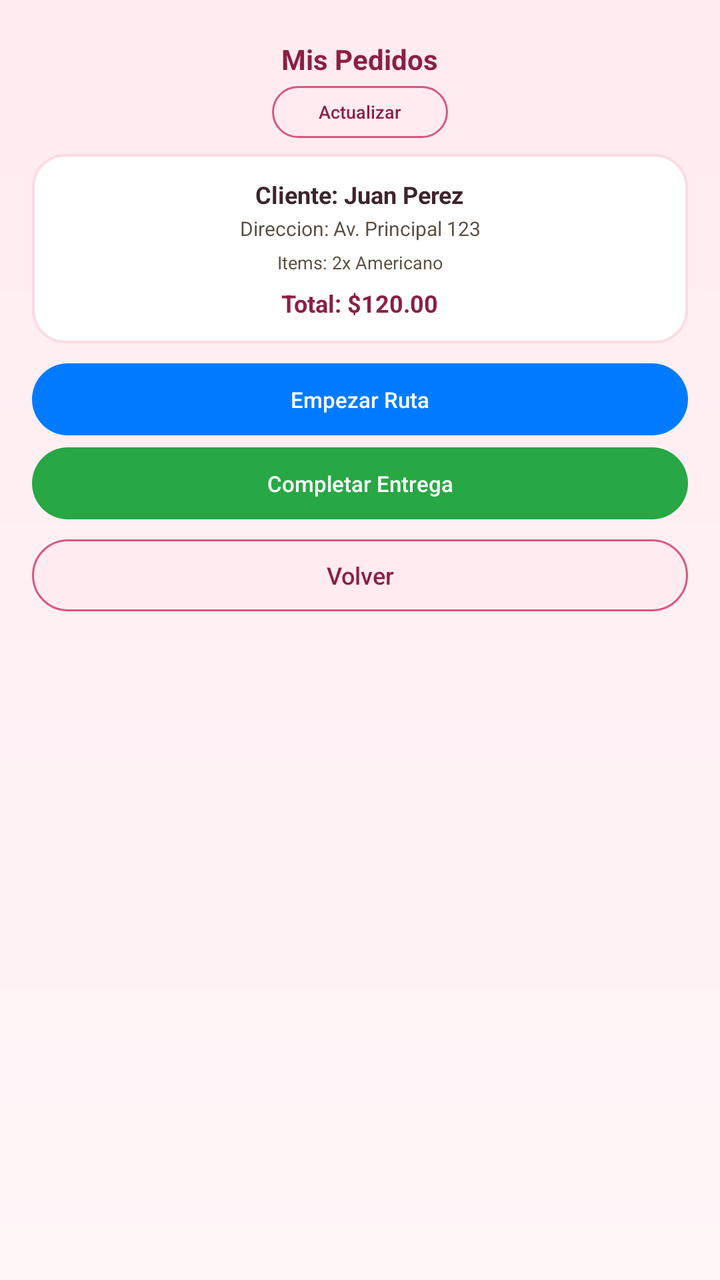
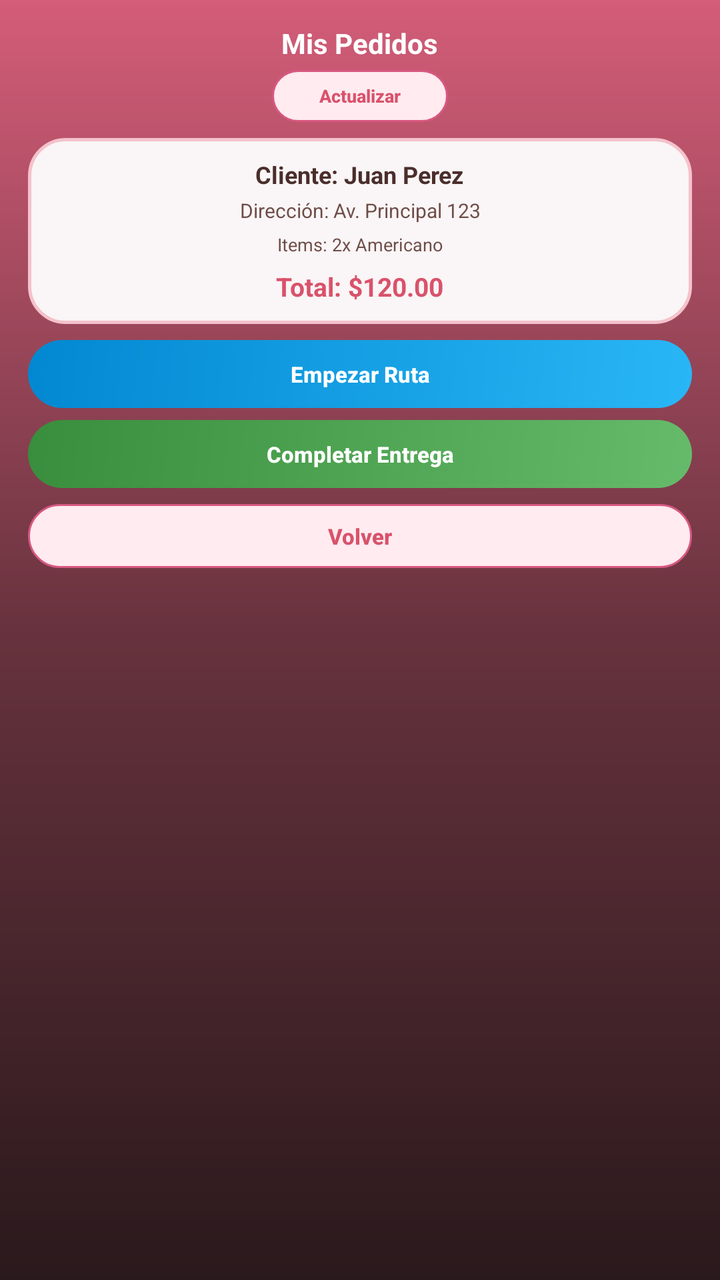

Before-and-after screenshots of an Android layout around one commit, followed by the original layout XML and the change that was made.
<!-- AndroidManifest.xml: application theme Theme.WearCoffee -->
<!-- res/layout/activity_delivery_detail.xml -->
<?xml version="1.0" encoding="utf-8"?>
<ScrollView xmlns:android="http://schemas.android.com/apk/res/android"
    android:layout_width="match_parent"
    android:layout_height="match_parent"
    android:background="@drawable/bg_sakura_gradient"
    android:scrollbars="none"
    android:fillViewport="true">

    <LinearLayout
        android:layout_width="match_parent"
        android:layout_height="wrap_content"
        android:orientation="vertical"
        android:gravity="center_horizontal"
        android:padding="16dp">

        <TextView
            android:layout_width="wrap_content"
            android:layout_height="wrap_content"
            android:text="Mis Pedidos"
            android:textColor="#8C1F45"
            android:textSize="14sp"
            android:textStyle="bold"
            android:layout_marginTop="4dp"
            android:layout_marginBottom="4dp" />

        <Button
            android:id="@+id/btnRefresh"
            android:layout_width="wrap_content"
            android:layout_height="26dp"
            android:background="@drawable/bg_button_secondary"
            android:text="Actualizar"
            android:textColor="#8C1F45"
            android:textSize="9sp"
            android:textAllCaps="false"
            style="?android:attr/borderlessButtonStyle"
            android:layout_marginBottom="8dp"
            android:paddingLeft="10dp"
            android:paddingRight="10dp" />

        
        <TextView
            android:id="@+id/tvEmptyState"
            android:layout_width="wrap_content"
            android:layout_height="wrap_content"
            android:text="No tienes pedidos asignados."
            android:textColor="#9C8E80"
            android:textSize="11sp"
            android:visibility="gone"
            android:layout_marginBottom="12dp" />

        
        <LinearLayout
            android:id="@+id/containerActiveOrder"
            android:layout_width="match_parent"
            android:layout_height="wrap_content"
            android:orientation="vertical"
            android:gravity="center_horizontal"
            android:visibility="visible">

            <LinearLayout
                android:layout_width="match_parent"
                android:layout_height="wrap_content"
                android:orientation="vertical"
                android:background="@drawable/bg_card"
                android:padding="12dp"
                android:gravity="center_horizontal"
                android:layout_marginBottom="10dp">

                <TextView
                    android:id="@+id/tvClientName"
                    android:layout_width="wrap_content"
                    android:layout_height="wrap_content"
                    android:text="Cliente: Juan Perez"
                    android:textColor="#3D252C"
                    android:textSize="12sp"
                    android:textStyle="bold"
                    android:layout_marginBottom="2dp" />

                <TextView
                    android:id="@+id/tvAddress"
                    android:layout_width="wrap_content"
                    android:layout_height="wrap_content"
                    android:text="Direccion: Av. Principal 123"
                    android:textColor="#5C5045"
                    android:textSize="10sp"
                    android:gravity="center"
                    android:layout_marginBottom="4dp" />

                <TextView
                    android:id="@+id/tvItems"
                    android:layout_width="wrap_content"
                    android:layout_height="wrap_content"
                    android:text="Items: 2x Americano"
                    android:textColor="#5C5045"
                    android:textSize="9sp"
                    android:gravity="center"
                    android:layout_marginBottom="6dp" />

                <TextView
                    android:id="@+id/tvTotal"
                    android:layout_width="wrap_content"
                    android:layout_height="wrap_content"
                    android:text="Total: $120.00"
                    android:textColor="#8C1F45"
                    android:textSize="12sp"
                    android:textStyle="bold" />
            </LinearLayout>

            
            <LinearLayout
                android:id="@+id/containerProposalActions"
                android:layout_width="match_parent"
                android:layout_height="wrap_content"
                android:orientation="vertical"
                android:gravity="center_horizontal"
                android:visibility="gone">

                <Button
                    android:id="@+id/btnAcceptOffer"
                    android:layout_width="match_parent"
                    android:layout_height="36dp"
                    android:background="@drawable/bg_button"
                    android:text="Aceptar Pedido"
                    android:textColor="#FFFFFF"
                    android:textSize="11sp"
                    android:textAllCaps="false"
                    style="?android:attr/borderlessButtonStyle"
                    android:layout_marginBottom="6dp" />

                <Button
                    android:id="@+id/btnDeclineOffer"
                    android:layout_width="match_parent"
                    android:layout_height="36dp"
                    android:background="@drawable/bg_button_decline"
                    android:text="Rechazar"
                    android:textColor="#DC3545"
                    android:textSize="11sp"
                    android:textAllCaps="false"
                    style="?android:attr/borderlessButtonStyle"
                    android:layout_marginBottom="8dp" />
            </LinearLayout>

            
            <LinearLayout
                android:id="@+id/containerDeliveryActions"
                android:layout_width="match_parent"
                android:layout_height="wrap_content"
                android:orientation="vertical"
                android:gravity="center_horizontal"
                android:visibility="visible">

                <Button
                    android:id="@+id/btnStartRoute"
                    android:layout_width="match_parent"
                    android:layout_height="36dp"
                    android:background="@drawable/bg_button"
                    android:backgroundTint="#007bff"
                    android:text="Empezar Ruta"
                    android:textColor="#FFFFFF"
                    android:textSize="11sp"
                    android:textAllCaps="false"
                    style="?android:attr/borderlessButtonStyle"
                    android:layout_marginBottom="6dp" />

                <Button
                    android:id="@+id/btnCompleteDelivery"
                    android:layout_width="match_parent"
                    android:layout_height="36dp"
                    android:background="@drawable/bg_button"
                    android:backgroundTint="#28a745"
                    android:text="Completar Entrega"
                    android:textColor="#FFFFFF"
                    android:textSize="11sp"
                    android:textAllCaps="false"
                    style="?android:attr/borderlessButtonStyle"
                    android:layout_marginBottom="10dp" />
            </LinearLayout>

        </LinearLayout>

        <Button
            android:id="@+id/btnBack"
            android:layout_width="match_parent"
            android:layout_height="36dp"
            android:background="@drawable/bg_button_secondary"
            android:text="Volver"
            android:textColor="#8C1F45"
            android:textSize="12sp"
            android:textAllCaps="false"
            style="?android:attr/borderlessButtonStyle" />

    </LinearLayout>
</ScrollView>
<!-- resources referenced by this layout -->
<resources>
  <!-- drawable bg_button (drawable) -->
  <?xml version="1.0" encoding="utf-8"?>
  <ripple xmlns:android="http://schemas.android.com/apk/res/android"
      android:color="#44FFFFFF">
      <item>
          <shape android:shape="rectangle">
              <solid android:color="#D85880" />
              <corners android:radius="24dp" />
          </shape>
      </item>
  </ripple>
  <!-- drawable bg_button_decline (drawable) -->
  <?xml version="1.0" encoding="utf-8"?>
  <ripple xmlns:android="http://schemas.android.com/apk/res/android"
      android:color="#44DC3545">
      <item>
          <shape android:shape="rectangle">
              <solid android:color="#FFF5F5" />
              <stroke android:width="1dp" android:color="#DC3545" />
              <corners android:radius="24dp" />
          </shape>
      </item>
  </ripple>
  <!-- drawable bg_button_secondary (drawable) -->
  <?xml version="1.0" encoding="utf-8"?>
  <ripple xmlns:android="http://schemas.android.com/apk/res/android"
      android:color="#44D85880">
      <item>
          <shape android:shape="rectangle">
              <solid android:color="#FFEBF0" />
              <stroke android:width="1dp" android:color="#D85880" />
              <corners android:radius="24dp" />
          </shape>
      </item>
  </ripple>
  <!-- drawable bg_card (drawable) -->
  <?xml version="1.0" encoding="utf-8"?>
  <shape xmlns:android="http://schemas.android.com/apk/res/android"
      android:shape="rectangle">
      <solid android:color="#FFFFFF" />
      <stroke android:width="1.2dp" android:color="#FADCE3" />
      <corners android:radius="16dp" />
  </shape>
  <!-- drawable bg_sakura_gradient (drawable) -->
  <?xml version="1.0" encoding="utf-8"?>
  <shape xmlns:android="http://schemas.android.com/apk/res/android"
      android:shape="rectangle">
      <gradient
          android:startColor="#FFEBF0"
          android:endColor="#FFF6F8"
          android:angle="270" />
  </shape>
  <style name="Theme.WearCoffee" parent="Theme.AppCompat.NoActionBar">
          
          <item name="colorPrimary">@color/purple_500</item>
          <item name="colorPrimaryVariant">@color/purple_700</item>
          <item name="colorOnPrimary">@color/white</item>
          
          <item name="colorSecondary">@color/teal_200</item>
          <item name="colorSecondaryVariant">@color/teal_700</item>
          <item name="colorOnSecondary">@color/black</item>
          
          <item name="android:statusBarColor">?attr/colorPrimaryVariant</item>
          
      </style>
  <color name="purple_500">#FF6200EE</color>
  <color name="purple_700">#FF3700B3</color>
  <color name="white">#FFFFFFFF</color>
  <color name="teal_200">#FF03DAC5</color>
  <color name="teal_700">#FF018786</color>
  <color name="black">#FF000000</color>
</resources>

<!-- the commit's change to res/layout/activity_delivery_detail.xml (unified diff, before → after) -->
@@ -11,16 +11,19 @@
         android:layout_height="wrap_content"
         android:orientation="vertical"
         android:gravity="center_horizontal"
-        android:padding="16dp">
+        android:paddingLeft="14dp"
+        android:paddingRight="14dp"
+        android:paddingTop="10dp"
+        android:paddingBottom="14dp">
 
         <TextView
             android:layout_width="wrap_content"
             android:layout_height="wrap_content"
             android:text="Mis Pedidos"
-            android:textColor="#8C1F45"
+            android:textColor="#FFFFFF"
             android:textSize="14sp"
             android:textStyle="bold"
-            android:layout_marginTop="4dp"
+            android:layout_marginTop="2dp"
             android:layout_marginBottom="4dp" />
 
         <Button
@@ -29,13 +32,14 @@
             android:layout_height="26dp"
             android:background="@drawable/bg_button_secondary"
             android:text="Actualizar"
-            android:textColor="#8C1F45"
+            android:textColor="#D9526B"
             android:textSize="9sp"
+            android:textStyle="bold"
             android:textAllCaps="false"
             style="?android:attr/borderlessButtonStyle"
             android:layout_marginBottom="8dp"
-            android:paddingLeft="10dp"
-            android:paddingRight="10dp" />
+            android:paddingLeft="12dp"
+            android:paddingRight="12dp" />
 
         
         <TextView
@@ -43,7 +47,7 @@
             android:layout_width="wrap_content"
             android:layout_height="wrap_content"
             android:text="No tienes pedidos asignados."
-            android:textColor="#9C8E80"
+            android:textColor="#F4C2CB"
             android:textSize="11sp"
             android:visibility="gone"
             android:layout_marginBottom="12dp" />
@@ -62,26 +66,26 @@
                 android:layout_height="wrap_content"
                 android:orientation="vertical"
                 android:background="@drawable/bg_card"
-                android:padding="12dp"
+                android:padding="10dp"
                 android:gravity="center_horizontal"
-                android:layout_marginBottom="10dp">
+                android:layout_marginBottom="8dp">
 
                 <TextView
                     android:id="@+id/tvClientName"
                     android:layout_width="wrap_content"
                     android:layout_height="wrap_content"
                     android:text="Cliente: Juan Perez"
-                    android:textColor="#3D252C"
+                    android:textColor="#4A2E2B"
                     android:textSize="12sp"
                     android:textStyle="bold"
-                    android:layout_marginBottom="2dp" />
+                    android:layout_marginBottom="3dp" />
 
                 <TextView
                     android:id="@+id/tvAddress"
                     android:layout_width="wrap_content"
                     android:layout_height="wrap_content"
-                    android:text="Direccion: Av. Principal 123"
-                    android:textColor="#5C5045"
+                    android:text="Dirección: Av. Principal 123"
+                    android:textColor="#6E4D48"
                     android:textSize="10sp"
                     android:gravity="center"
                     android:layout_marginBottom="4dp" />
@@ -91,7 +95,7 @@
                     android:layout_width="wrap_content"
                     android:layout_height="wrap_content"
                     android:text="Items: 2x Americano"
-                    android:textColor="#5C5045"
+                    android:textColor="#6E4D48"
                     android:textSize="9sp"
                     android:gravity="center"
                     android:layout_marginBottom="6dp" />
@@ -101,8 +105,8 @@
                     android:layout_width="wrap_content"
                     android:layout_height="wrap_content"
                     android:text="Total: $120.00"
-                    android:textColor="#8C1F45"
-                    android:textSize="12sp"
+                    android:textColor="#D9526B"
+                    android:textSize="13sp"
                     android:textStyle="bold" />
             </LinearLayout>
 
@@ -118,11 +122,12 @@
                 <Button
                     android:id="@+id/btnAcceptOffer"
                     android:layout_width="match_parent"
-                    android:layout_height="36dp"
+                    android:layout_height="34dp"
                     android:background="@drawable/bg_button"
                     android:text="Aceptar Pedido"
                     android:textColor="#FFFFFF"
                     android:textSize="11sp"
+                    android:textStyle="bold"
                     android:textAllCaps="false"
                     style="?android:attr/borderlessButtonStyle"
                     android:layout_marginBottom="6dp" />
@@ -130,11 +135,12 @@
                 <Button
                     android:id="@+id/btnDeclineOffer"
                     android:layout_width="match_parent"
-                    android:layout_height="36dp"
+                    android:layout_height="34dp"
                     android:background="@drawable/bg_button_decline"
                     android:text="Rechazar"
-                    android:textColor="#DC3545"
-                    android:textSize="11sp"
+                    android:textColor="#D32F2F"
+                    android:textSize="11sp"
+                    android:textStyle="bold"
                     android:textAllCaps="false"
                     style="?android:attr/borderlessButtonStyle"
                     android:layout_marginBottom="8dp" />
@@ -152,12 +158,12 @@
                 <Button
                     android:id="@+id/btnStartRoute"
                     android:layout_width="match_parent"
-                    android:layout_height="36dp"
-                    android:background="@drawable/bg_button"
-                    android:backgroundTint="#007bff"
+                    android:layout_height="34dp"
+                    android:background="@drawable/bg_button_start_route"
                     android:text="Empezar Ruta"
                     android:textColor="#FFFFFF"
                     android:textSize="11sp"
+                    android:textStyle="bold"
                     android:textAllCaps="false"
                     style="?android:attr/borderlessButtonStyle"
                     android:layout_marginBottom="6dp" />
@@ -165,15 +171,15 @@
                 <Button
                     android:id="@+id/btnCompleteDelivery"
                     android:layout_width="match_parent"
-                    android:layout_height="36dp"
-                    android:background="@drawable/bg_button"
-                    android:backgroundTint="#28a745"
+                    android:layout_height="34dp"
+                    android:background="@drawable/bg_button_complete"
                     android:text="Completar Entrega"
                     android:textColor="#FFFFFF"
                     android:textSize="11sp"
-                    android:textAllCaps="false"
-                    style="?android:attr/borderlessButtonStyle"
-                    android:layout_marginBottom="10dp" />
+                    android:textStyle="bold"
+                    android:textAllCaps="false"
+                    style="?android:attr/borderlessButtonStyle"
+                    android:layout_marginBottom="8dp" />
             </LinearLayout>
 
         </LinearLayout>
@@ -181,11 +187,12 @@
         <Button
             android:id="@+id/btnBack"
             android:layout_width="match_parent"
-            android:layout_height="36dp"
+            android:layout_height="32dp"
             android:background="@drawable/bg_button_secondary"
             android:text="Volver"
-            android:textColor="#8C1F45"
-            android:textSize="12sp"
+            android:textColor="#D9526B"
+            android:textSize="11sp"
+            android:textStyle="bold"
             android:textAllCaps="false"
             style="?android:attr/borderlessButtonStyle" />
 
<!-- resource entries referenced after the edit -->
@@ -3,10 +3,27 @@
   <!-- drawable bg_button (drawable) -->
   <?xml version="1.0" encoding="utf-8"?>
   <ripple xmlns:android="http://schemas.android.com/apk/res/android"
-      android:color="#44FFFFFF">
+      android:color="#33FFFFFF">
       <item>
           <shape android:shape="rectangle">
-              <solid android:color="#D85880" />
+              <gradient
+                  android:startColor="#E66B85"
+                  android:endColor="#D9526B"
+                  android:angle="135" />
+              <corners android:radius="24dp" />
+          </shape>
+      </item>
+  </ripple>
+  <!-- drawable bg_button_complete (drawable) -->
+  <?xml version="1.0" encoding="utf-8"?>
+  <ripple xmlns:android="http://schemas.android.com/apk/res/android"
+      android:color="#33FFFFFF">
+      <item>
+          <shape android:shape="rectangle">
+              <gradient
+                  android:startColor="#66BB6A"
+                  android:endColor="#388E3C"
+                  android:angle="135" />
               <corners android:radius="24dp" />
           </shape>
       </item>
@@ -14,11 +31,11 @@
   <!-- drawable bg_button_decline (drawable) -->
   <?xml version="1.0" encoding="utf-8"?>
   <ripple xmlns:android="http://schemas.android.com/apk/res/android"
-      android:color="#44DC3545">
+      android:color="#33D32F2F">
       <item>
           <shape android:shape="rectangle">
-              <solid android:color="#FFF5F5" />
-              <stroke android:width="1dp" android:color="#DC3545" />
+              <solid android:color="#FFF0F0" />
+              <stroke android:width="1.5dp" android:color="#E57373" />
               <corners android:radius="24dp" />
           </shape>
       </item>
@@ -35,41 +52,51 @@
           </shape>
       </item>
   </ripple>
+  <!-- drawable bg_button_start_route (drawable) -->
+  <?xml version="1.0" encoding="utf-8"?>
+  <ripple xmlns:android="http://schemas.android.com/apk/res/android"
+      android:color="#33FFFFFF">
+      <item>
+          <shape android:shape="rectangle">
+              <gradient
+                  android:startColor="#29B6F6"
+                  android:endColor="#0288D1"
+                  android:angle="135" />
+              <corners android:radius="24dp" />
+          </shape>
+      </item>
+  </ripple>
   <!-- drawable bg_card (drawable) -->
   <?xml version="1.0" encoding="utf-8"?>
   <shape xmlns:android="http://schemas.android.com/apk/res/android"
       android:shape="rectangle">
-      <solid android:color="#FFFFFF" />
-      <stroke android:width="1.2dp" android:color="#FADCE3" />
-      <corners android:radius="16dp" />
+      <solid android:color="#FAF5F6" />
+      <stroke android:width="1.5dp" android:color="#F4C2CB" />
+      <corners android:radius="18dp" />
   </shape>
   <!-- drawable bg_sakura_gradient (drawable) -->
   <?xml version="1.0" encoding="utf-8"?>
   <shape xmlns:android="http://schemas.android.com/apk/res/android"
       android:shape="rectangle">
       <gradient
-          android:startColor="#FFEBF0"
-          android:endColor="#FFF6F8"
+          android:startColor="#D45D79"
+          android:centerColor="#66323D"
+          android:endColor="#2A191C"
           android:angle="270" />
   </shape>
   <style name="Theme.WearCoffee" parent="Theme.AppCompat.NoActionBar">
           
-          <item name="colorPrimary">@color/purple_500</item>
-          <item name="colorPrimaryVariant">@color/purple_700</item>
-          <item name="colorOnPrimary">@color/white</item>
+          <item name="colorPrimary">@color/sakura_primary</item>
+          <item name="colorPrimaryDark">@color/sakura_primary_dark</item>
+          <item name="colorAccent">@color/sakura_accent</item>
           
-          <item name="colorSecondary">@color/teal_200</item>
-          <item name="colorSecondaryVariant">@color/teal_700</item>
-          <item name="colorOnSecondary">@color/black</item>
-          
-          <item name="android:statusBarColor">?attr/colorPrimaryVariant</item>
-          
+          <item name="android:statusBarColor">@color/bg_gradient_start</item>
+          <item name="android:windowBackground">@color/bg_gradient_end</item>
       </style>
-  <color name="purple_500">#FF6200EE</color>
-  <color name="purple_700">#FF3700B3</color>
-  <color name="white">#FFFFFFFF</color>
-  <color name="teal_200">#FF03DAC5</color>
-  <color name="teal_700">#FF018786</color>
-  <color name="black">#FF000000</color>
+  <color name="sakura_primary">#D9526B</color>
+  <color name="sakura_primary_dark">#C9425A</color>
+  <color name="sakura_accent">#E66B85</color>
+  <color name="bg_gradient_start">#D45D79</color>
+  <color name="bg_gradient_end">#2E1C1A</color>
 </resources>
 
